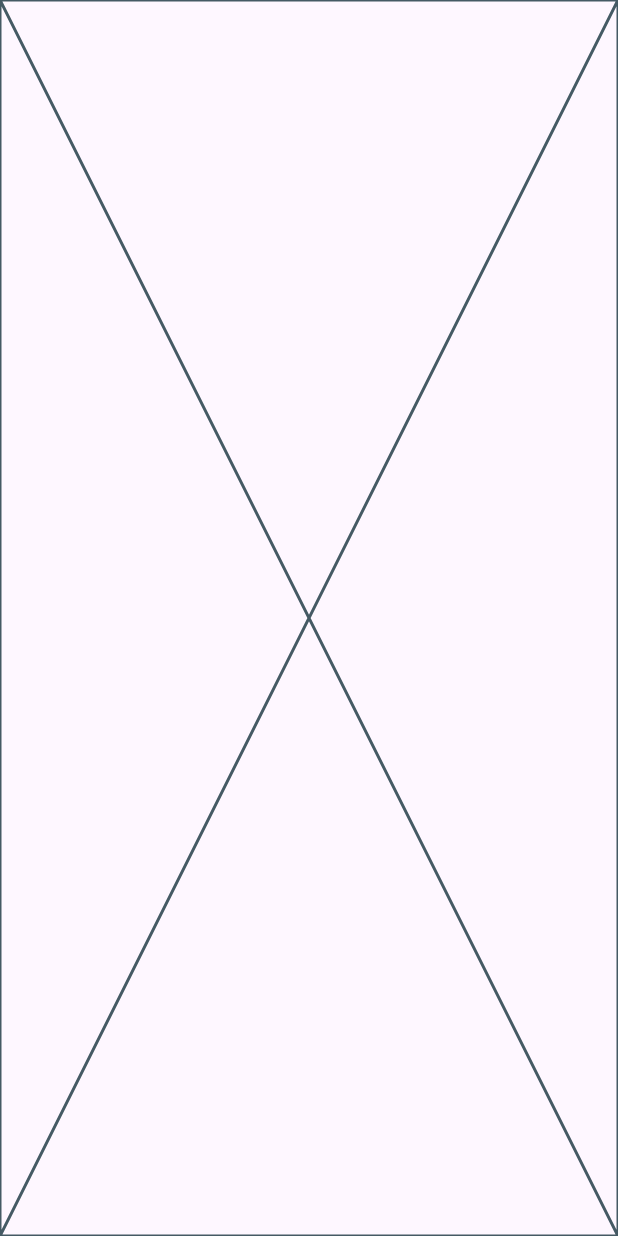
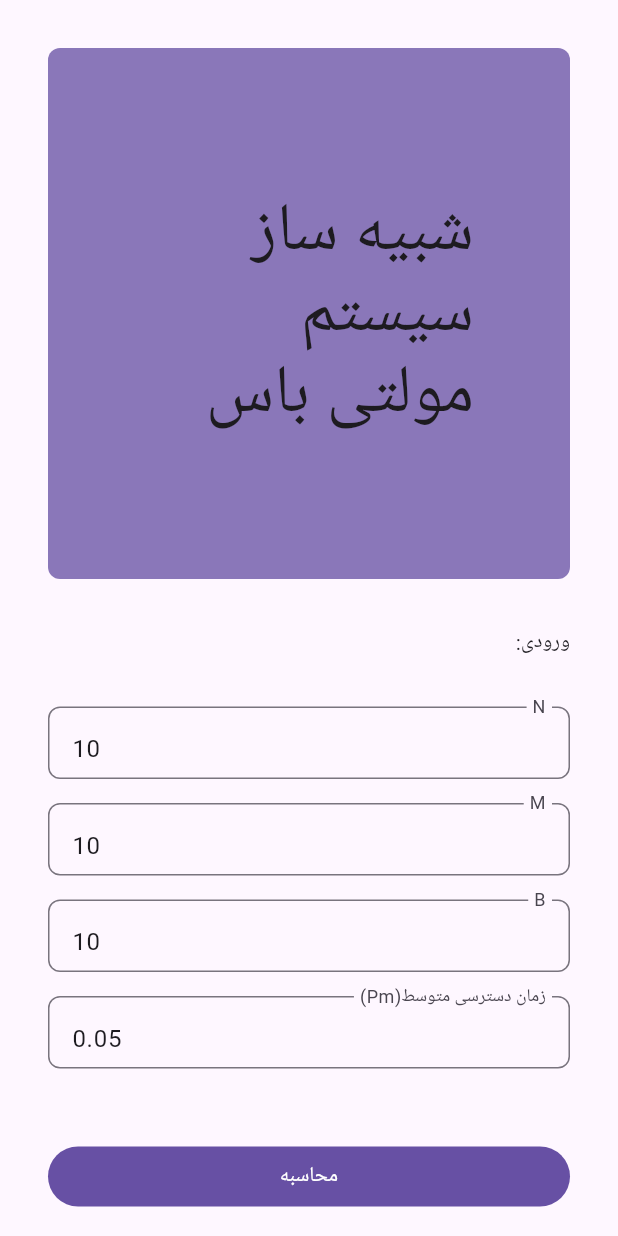
Before and after one commit to ali2236/pp, a Flutter app: the SystemSimulator screen opened directly, on a phone screen of 412 x 824 dp. Run offline on Flutter 3.47's test engine with Material 2 defaults, Android fonts, the phone set to English and light mode, and no system bars; missing offline and left inert: scrollable_table_view; Roboto replaces fonts that are missing (IranYekanX).

Commit message:
simple simulator fcfs

```diff
--- /dev/null
+++ b/lib/model/simulation_cpu.dart
@@ -0,0 +1,22 @@
+class Cpu {
+  final int id;
+  final int iterations;
+  var blocked = false;
+  var pc = 0;
+  var memoryAccesses = 0;
+  var effectiveAccesses = 0;
+  Cpu(this.id, this.iterations);
+
+  double get BWeffective => effectiveAccesses / memoryAccesses;
+
+  int get clksRan => pc;
+  int get clksBlocked => iterations - pc;
+
+  double get percentRan => clksRan / iterations;
+  double get percentBlocked => clksBlocked / iterations;
+
+  @override
+  String toString() {
+    return '(CPU_$id, pc=$pc, BWe=$BWeffective)';
+  }
+}
--- /dev/null
+++ b/lib/model/simulation_params.dart
@@ -0,0 +1,11 @@
+class SimulationParams{
+  int N, M, B;
+  double Pm;
+
+  SimulationParams({
+    this.N = 10,
+    this.M = 10,
+    this.B = 10,
+    this.Pm = 0.05,
+  });
+}
--- /dev/null
+++ b/lib/model/simulation_result.dart
@@ -0,0 +1,10 @@
+import 'package:pp/model/simulation_cpu.dart';
+
+class SimulationResult {
+  final List<Cpu> cpus;
+
+  const SimulationResult({required this.cpus});
+
+  double get BWeffective =>
+      cpus.map((c) => c.BWeffective).reduce((a, b) => a + b) / cpus.length;
+}
--- a/lib/pages/page_system_simulator.dart
+++ b/lib/pages/page_system_simulator.dart
@@ -1,12 +1,108 @@
+import 'package:flutter/foundation.dart';
 import 'package:flutter/material.dart';
+import 'package:pp/model/simulation_params.dart';
+import 'package:pp/model/simulation_result.dart';
+import 'package:pp/model/system_simulator_simple.dart';
+import 'package:pp/widgets/field_num.dart';
+import 'package:pp/widgets/title_card.dart';
 
-class SystemSimulator extends StatelessWidget {
+class SystemSimulator extends StatefulWidget {
   const SystemSimulator({Key? key}) : super(key: key);
+
+  @override
+  State<SystemSimulator> createState() => _SystemSimulatorState();
+}
+
+class _SystemSimulatorState extends State<SystemSimulator> {
+  final params = SimulationParams();
+  SimulationResult? result;
 
   @override
   Widget build(BuildContext context) {
     return Scaffold(
-      body: const Placeholder(),
+      body: ListView(
+        children: [
+          const TitleCard(title: 'شبیه ساز سیستم مولتی باس'),
+          const Padding(
+            padding: EdgeInsetsDirectional.only(start: 32),
+            child: Text('ورودی:'),
+          ),
+          inputFields(),
+          Padding(
+            padding: const EdgeInsetsDirectional.symmetric(horizontal: 32, vertical: 16),
+            child: FilledButton(
+              child: const Text('محاسبه'),
+              onPressed: () {
+                compute<SimulationParams, SimulationResult>(simulateMultiBus, params).then((r) {
+                  setState(() {
+                    result = r;
+                  });
+                });
+              },
+            ),
+          ),
+          const Padding(
+            padding: EdgeInsetsDirectional.only(start: 32),
+            child: Text('جدول دسترسی موثر:'),
+          ),
+          SizedBox(
+            height: MediaQuery.of(context).size.height / 2,
+            child: Padding(
+              padding: const EdgeInsets.all(32.0),
+              child: Card(
+                child: DataTable(
+                  columns: const [
+                    DataColumn(label: Text('CPU ID')),
+                    DataColumn(label: Text('blocked%')),
+                    DataColumn(label: Text('BW effective')),
+                  ],
+                  rows: result != null ? [
+                    for(var cpu in result!.cpus)
+                    DataRow(cells: [
+                      DataCell(Text('cpu_${cpu.id}')),
+                      DataCell(Text('${(cpu.percentBlocked * 100).toStringAsFixed(1)}%')),
+                      DataCell(Text(cpu.BWeffective.toStringAsFixed(8))),
+                    ])
+                  ] : [],
+                ),
+              ),
+            ),
+          ),
+        ],
+      ),
+    );
+  }
+
+  Widget inputFields() {
+    return GridView.extent(
+      maxCrossAxisExtent: 480,
+      shrinkWrap: true,
+      childAspectRatio: 360 / 50,
+      padding: const EdgeInsets.all(32),
+      crossAxisSpacing: 8,
+      mainAxisSpacing: 16,
+      children: [
+        NumberField<int>(
+          name: 'N',
+          defaultValue: params.N,
+          onChange: (v) => params.N = v,
+        ),
+        NumberField<int>(
+          name: 'M',
+          defaultValue: params.M,
+          onChange: (v) => params.M = v,
+        ),
+        NumberField<int>(
+          name: 'B',
+          defaultValue: params.B,
+          onChange: (v) => params.B = v,
+        ),
+        NumberField<double>(
+          name: 'زمان دسترسی متوسط(Pm)',
+          defaultValue: params.Pm,
+          onChange: (v) => params.Pm = v,
+        ),
+      ],
     );
   }
 }
--- /dev/null
+++ b/lib/widgets/title_card.dart
@@ -0,0 +1,26 @@
+import 'package:flutter/material.dart';
+
+class TitleCard extends StatelessWidget {
+  final String title;
+  const TitleCard({Key? key, required this.title}) : super(key: key);
+
+  @override
+  Widget build(BuildContext context) {
+    return Container(
+      margin: const EdgeInsets.all(32),
+      decoration: BoxDecoration(
+        borderRadius: BorderRadius.circular(8),
+        color: Theme.of(context).colorScheme.primary.withOpacity(0.77),
+      ),
+      child: Padding(
+        padding: const EdgeInsets.symmetric(vertical: 96, horizontal: 64),
+        child: Center(
+          child: Text(
+            title,
+            style: Theme.of(context).textTheme.displayMedium,
+          ),
+        ),
+      ),
+    );
+  }
+}
```
Also changed, not shown: lib/model/system_simulator.dart (deleted, +0 -91 lines), lib/model/system_simulator_simple.dart (+13 -24 lines), lib/pages/page_multi_bus_system_designer.dart (+2 -18 lines).
